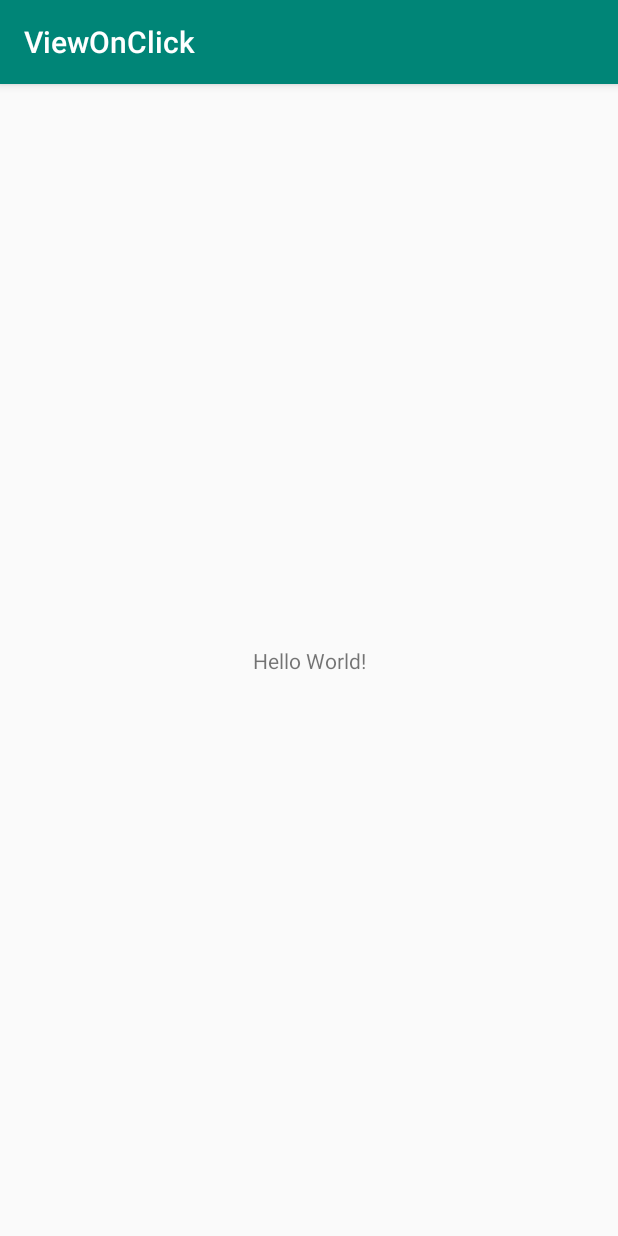
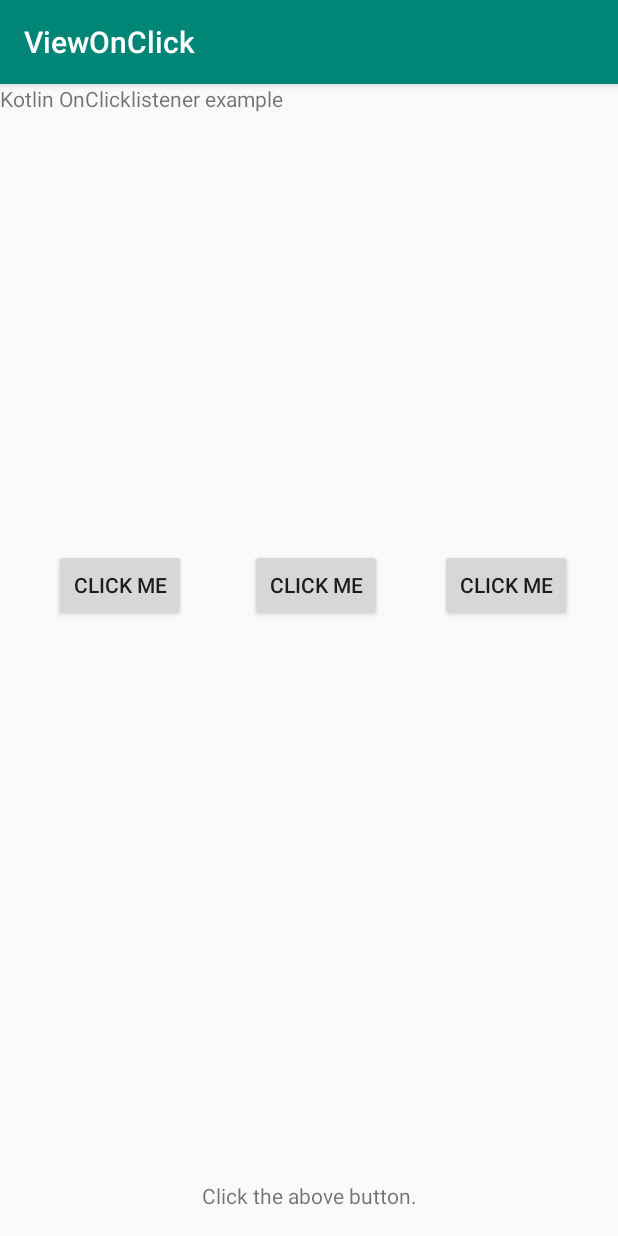
Before and after one commit to vinayjainmaya/KotlinTutorials, an Android app: the screen it shows after launch (MainActivity), on a phone screen of 412 x 824 dp. Run offline under Robolectric (Android 15) with nearby library versions, the phone set to English and light mode, and no system bars.

Commit message:
onlick code

```diff
--- a/ViewOnClick/app/src/main/java/vinay/jain/maya/viewonclick/MainActivity.kt
+++ b/ViewOnClick/app/src/main/java/vinay/jain/maya/viewonclick/MainActivity.kt
@@ -2,11 +2,28 @@ package vinay.jain.maya.viewonclick
 
 import android.support.v7.app.AppCompatActivity
 import android.os.Bundle
+import android.view.View
+import kotlinx.android.synthetic.main.activity_main.*;
 
-class MainActivity : AppCompatActivity() {
+class MainActivity : AppCompatActivity(), View.OnClickListener {
+
+    override fun onClick(v: View?) {
+        bottom.setText("Third type of Onclick is working fine")
+    }
 
     override fun onCreate(savedInstanceState: Bundle?) {
         super.onCreate(savedInstanceState)
         setContentView(R.layout.activity_main)
+
+        button2.setOnClickListener {
+            bottom.setText("First type of Onclick is working fine")
+        }
+
+        button4.setOnClickListener(listen);
+        button5.setOnClickListener(this@MainActivity);
+    }
+
+    val listen : View.OnClickListener = View.OnClickListener { view ->
+        bottom.setText("Second type of Onclick is working fine")
     }
 }
--- a/ViewOnClick/app/src/main/res/layout/activity_main.xml
+++ b/ViewOnClick/app/src/main/res/layout/activity_main.xml
@@ -1,19 +1,67 @@
 <?xml version="1.0" encoding="utf-8"?>
-<android.support.constraint.ConstraintLayout
-        xmlns:android="http://schemas.android.com/apk/res/android"
+<android.support.constraint.ConstraintLayout xmlns:android="http://schemas.android.com/apk/res/android"
+    xmlns:app="http://schemas.android.com/apk/res-auto"
     xmlns:tools="http://schemas.android.com/tools"
-        xmlns:app="http://schemas.android.com/apk/res-auto"
     android:layout_width="match_parent"
     android:layout_height="match_parent"
     tools:context=".MainActivity">
 
     <TextView
+        android:id="@+id/top"
         android:layout_width="wrap_content"
         android:layout_height="wrap_content"
-            android:text="Hello World!"
+        android:text="Kotlin OnClicklistener example"
+        app:layout_constraintLeft_toLeftOf="parent"
+        app:layout_constraintTop_toTopOf="parent" />
+
+    <TextView
+        android:id="@+id/bottom"
+        android:layout_width="wrap_content"
+        android:layout_height="wrap_content"
+        android:layout_marginBottom="17dp"
+        android:text="Click the above button."
         app:layout_constraintBottom_toBottomOf="parent"
-            app:layout_constraintLeft_toLeftOf="parent"
-            app:layout_constraintRight_toRightOf="parent"
-            app:layout_constraintTop_toTopOf="parent"/>
+        app:layout_constraintEnd_toEndOf="parent"
+        app:layout_constraintStart_toStartOf="parent" />
+
+    <Button
+        android:id="@+id/button2"
+        android:layout_width="wrap_content"
+        android:layout_height="wrap_content"
+        android:text="Click Me"
+        app:layout_constraintBottom_toBottomOf="parent"
+        app:layout_constraintEnd_toEndOf="parent"
+        app:layout_constraintHorizontal_bias="0.111"
+        app:layout_constraintStart_toStartOf="parent"
+        app:layout_constraintTop_toTopOf="parent"
+        app:layout_constraintVertical_bias="0.431" />
+
+    <Button
+        android:id="@+id/button4"
+        android:layout_width="wrap_content"
+        android:layout_height="wrap_content"
+        android:layout_marginStart="8dp"
+        android:layout_marginLeft="8dp"
+        android:text="Click Me"
+        app:layout_constraintBottom_toBottomOf="parent"
+        app:layout_constraintEnd_toEndOf="parent"
+        app:layout_constraintHorizontal_bias="0.179"
+        app:layout_constraintStart_toEndOf="@+id/button2"
+        app:layout_constraintTop_toTopOf="parent"
+        app:layout_constraintVertical_bias="0.431" />
+
+    <Button
+        android:id="@+id/button5"
+        android:layout_width="wrap_content"
+        android:layout_height="wrap_content"
+        android:layout_marginStart="8dp"
+        android:layout_marginLeft="8dp"
+        android:text="Click Me"
+        app:layout_constraintBottom_toBottomOf="parent"
+        app:layout_constraintEnd_toEndOf="parent"
+        app:layout_constraintStart_toEndOf="@+id/button4"
+        app:layout_constraintTop_toTopOf="parent"
+        app:layout_constraintVertical_bias="0.431" />
+
 
 </android.support.constraint.ConstraintLayout>
```
Lines whose indentation alone changed are shown as unchanged.
